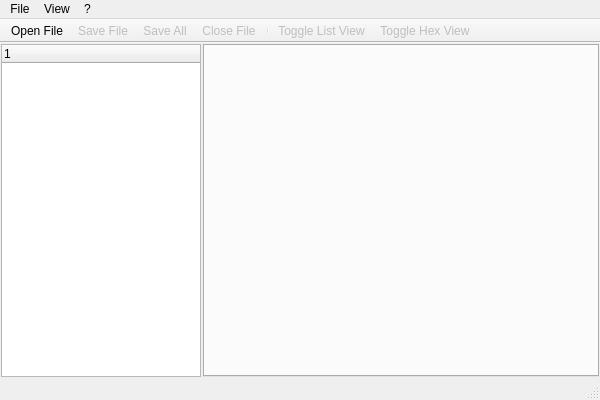
First picture: the form in PE Dissector/MainWindow.ui, repository Liftu/PE-Dissector, before the edit.
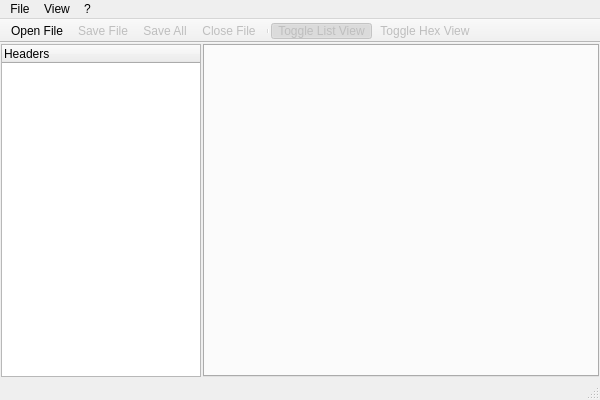
Second picture: the form after the edit. Icons and pictures are not drawn.

What changed in the file:
```diff
--- a/PE Dissector/MainWindow.ui
+++ b/PE Dissector/MainWindow.ui
@@ -46,7 +46,7 @@
       </property>
       <column>
        <property name="text">
-        <string notr="true">1</string>
+        <string notr="true">Headers</string>
        </property>
       </column>
      </widget>
@@ -99,6 +99,9 @@
    <addaction name="menu"/>
   </widget>
   <widget class="QToolBar" name="mainToolBar">
+   <property name="enabled">
+    <bool>true</bool>
+   </property>
    <property name="maximumSize">
     <size>
      <width>16777215</width>
@@ -136,7 +139,7 @@
     <bool>true</bool>
    </property>
    <property name="checked">
-    <bool>false</bool>
+    <bool>true</bool>
    </property>
    <property name="enabled">
     <bool>false</bool>
```
Left out of the diff: 41 changed lines with no effect on the pictures.
